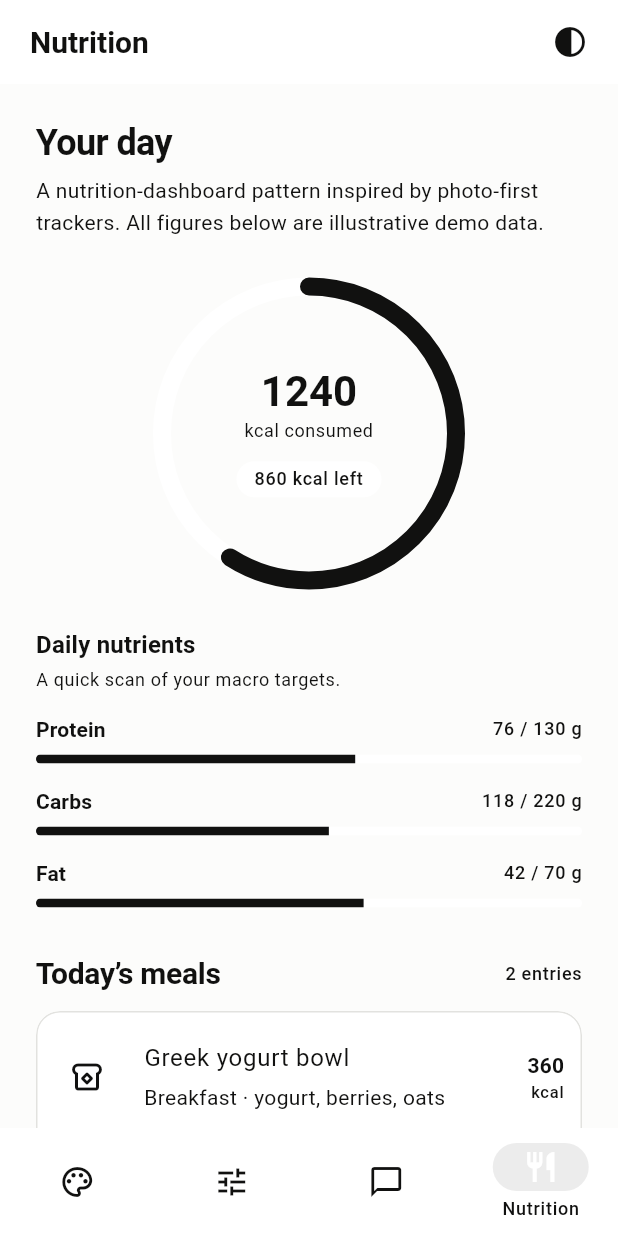
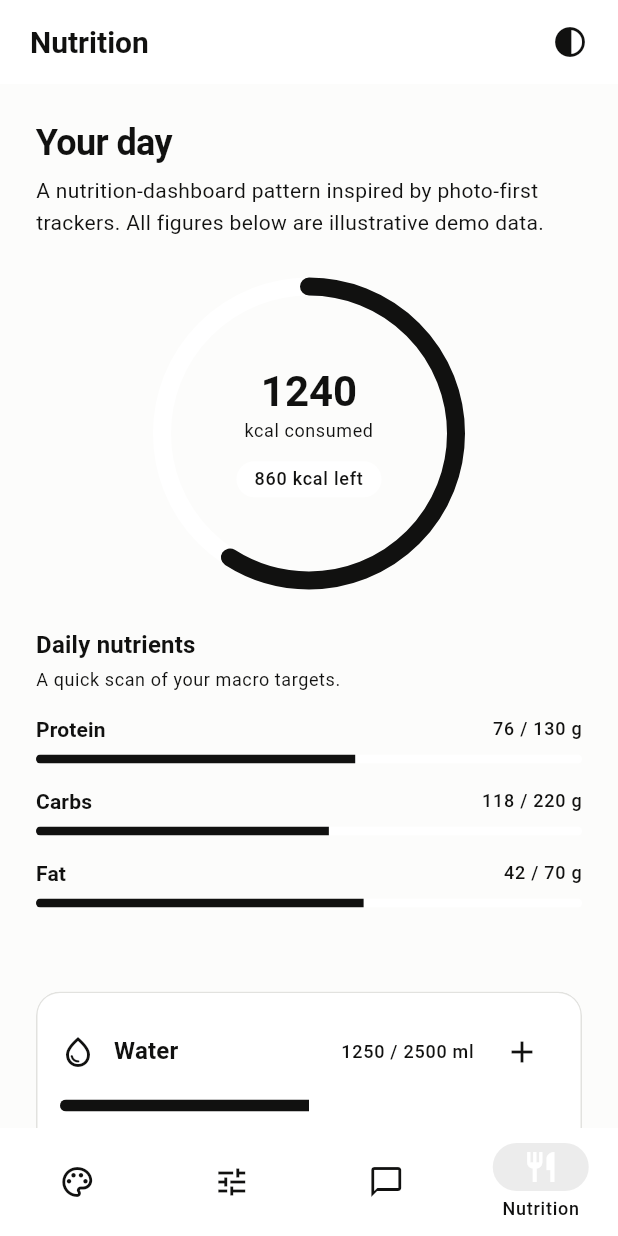
Before and after one commit to kingdart007-dev/awesome-flutter-kit, a Flutter app: the screen it shows after launch, item 4 of the bottom bar chosen, on a phone screen of 412 x 824 dp. Run offline on Flutter 3.47's test engine with Material 3 defaults, Android fonts, the phone set to English and light mode, and no system bars.

```diff
--- a/example/lib/main.dart
+++ b/example/lib/main.dart
@@ -51,6 +51,7 @@ class _KitShowcaseHomeState extends State<KitShowcaseHome> {
   bool _includeArchived = false;
   double _progress = 62;
   int _quantity = 2;
+  int _waterMl = 1250;
   final Set<String> _filters = {'All'};
   final TextEditingController _searchController = TextEditingController();
 
@@ -398,6 +399,20 @@ class _KitShowcaseHomeState extends State<KitShowcaseHome> {
           unit: 'g',
         ),
         const SizedBox(height: AfkSpacing.xl),
+        const SizedBox(height: AfkSpacing.lg),
+        AfkCard(
+          child: AfkHydrationTracker(
+            currentMl: _waterMl,
+            goalMl: 2500,
+            title: 'Water',
+            amountLabel: 'Add a glass whenever you need it.',
+            addTooltip: 'Add 250 ml of water',
+            onAdd: (amount) => setState(() {
+              _waterMl = (_waterMl + amount).clamp(0, 2500);
+            }),
+          ),
+        ),
+        const SizedBox(height: AfkSpacing.xl),
         Row(
           children: [
             Expanded(
@@ -438,9 +453,11 @@ class _KitShowcaseHomeState extends State<KitShowcaseHome> {
           ),
         ),
         const SizedBox(height: AfkSpacing.lg),
-        AfkButton(
-          label: 'Add food',
-          onPressed: () => AfkBottomSheet.show<void>(
+        AfkFoodScanCard(
+          title: 'Scan your meal',
+          description: 'Capture a plate and review an editable estimate.',
+          actionLabel: 'Choose a logging method',
+          onTap: () => AfkBottomSheet.show<void>(
             context,
             builder: (sheetContext) => AfkBottomSheet.content(
               child: Column(
```
